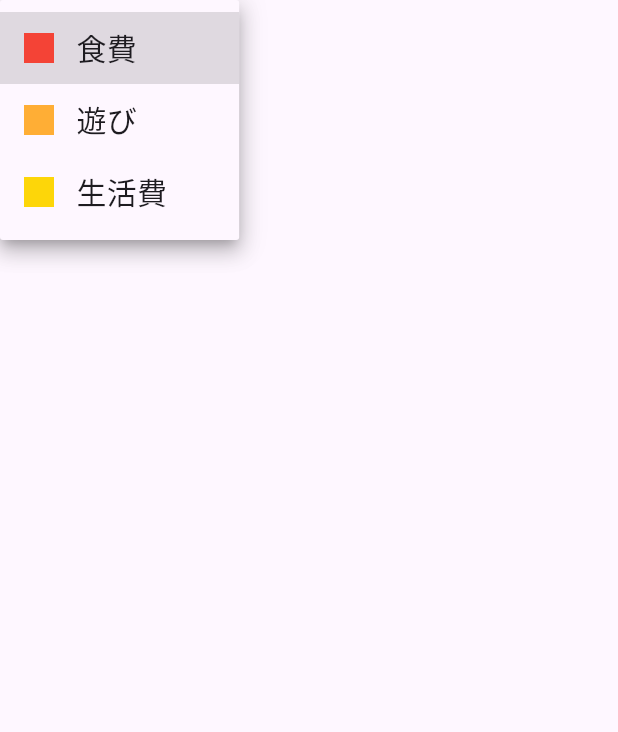
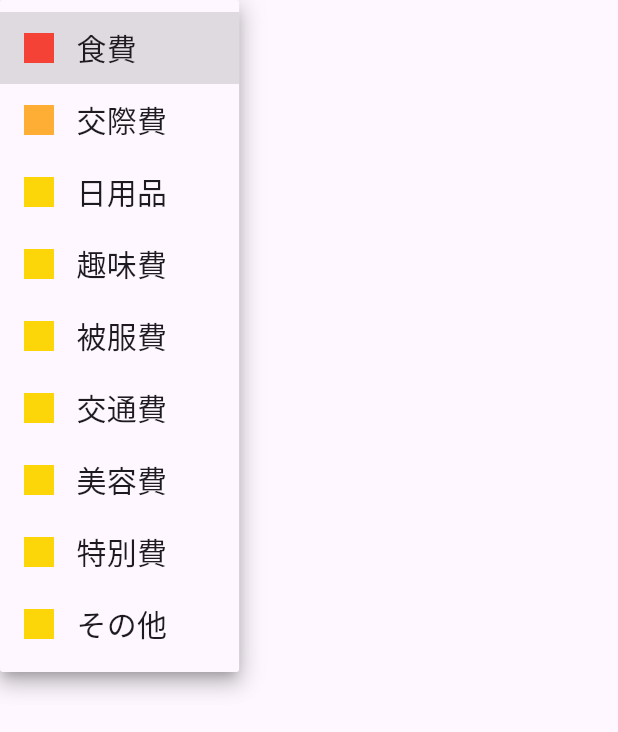
Before and after one commit to Ittalian/flutter_share_kakeibo, a Flutter app: the DropdownButtonMenu widget shown alone on an empty page, opened directly with empty values, after a tap on "食費", on a phone screen of 412 x 824 dp. Shown: the top 732 px of the screen. Run offline on Flutter 3.47's test engine with Material 3 defaults, Android fonts, the light colour scheme and no system bars; our stand-ins replace cloud_firestore, firebase_core, fl_chart, flutter_hooks, table_calendar; accounts and stored records are empty.

Commit message:
ディレクトリ整理

```diff
--- a/lib/calendar.dart
+++ b/lib/calendar/calendar.dart
@@ -3,8 +3,8 @@ import 'package:flutter_hooks/flutter_hooks.dart';
 import 'package:share_kakeibo/main.dart';
 import 'package:table_calendar/table_calendar.dart';
 import 'package:cloud_firestore/cloud_firestore.dart';
-import 'budget_confirmation.dart';
-import 'price_list.dart';
+import 'confirmation/budget_confirmation.dart';
+import '../price_list.dart';
 import 'package:intl/intl.dart';
 import 'loading_dialog.dart';
 import 'dart:collection';
--- a/lib/budget_confirmation.dart
+++ b/lib/calendar/confirmation/budget_confirmation.dart
@@ -1,7 +1,7 @@
 import 'package:flutter/material.dart';
 import 'package:flutter/widgets.dart';
-import 'pie_chart_draw.dart';
-import 'bar_chart_draw.dart';
+import '../../fl_chart/pie_chart_draw.dart';
+import '../../fl_chart/bar_chart_draw.dart';
 import 'package:share_kakeibo/main.dart';
 
 class BudgetConfirmation extends StatefulWidget {
--- /dev/null
+++ b/lib/calendar/confirmation/dropdown_menu/dropdown_button_menu.dart
@@ -0,0 +1,185 @@
+import 'package:flutter/material.dart';
+
+class DropdownButtonMenu extends StatefulWidget {
+  final String currentCategory;
+  final Function(String value) notifyParent;
+  const DropdownButtonMenu(
+      {super.key, required this.currentCategory, required this.notifyParent});
+
+  @override
+  State<DropdownButtonMenu> createState() => _DropdownButtonMenuState();
+}
+
+class _DropdownButtonMenuState extends State<DropdownButtonMenu> {
+  String? isSelectedValue = '食費';
+
+  @override
+  Widget build(BuildContext context) {
+    return DropdownButton(
+      items: [
+        DropdownMenuItem(
+          value: '食費',
+          child: Row(children: [
+            Container(
+              width: 20,
+              height: 20,
+              color: Colors.red,
+            ),
+            const Padding(padding: EdgeInsets.only(left: 15)),
+            const Text(
+              '食費',
+              style: TextStyle(
+                fontSize: 20,
+              ),
+            ),
+          ]),
+        ),
+        DropdownMenuItem(
+          value: '交際費',
+          child: Row(
+            children: [
+              Container(
+                width: 20,
+                height: 20,
+                color: const Color(0xFFFFAE35),
+              ),
+              const Padding(padding: EdgeInsets.only(left: 15)),
+              const Text(
+                '交際費',
+                style: TextStyle(
+                  fontSize: 20,
+                ),
+              ),
+            ],
+          ),
+        ),
+        DropdownMenuItem(
+          value: '日用品',
+          child: Row(children: [
+            Container(
+              width: 20,
+              height: 20,
+              color: const Color(0xFFFDD609),
+            ),
+            const Padding(padding: EdgeInsets.only(left: 15)),
+            const Text(
+              '日用品',
+              style: TextStyle(
+                fontSize: 20,
+              ),
+            ),
+          ]),
+        ),
+        DropdownMenuItem(
+          value: '趣味費',
+          child: Row(children: [
+            Container(
+              width: 20,
+              height: 20,
+              color: const Color(0xFFFDD609),
+            ),
+            const Padding(padding: EdgeInsets.only(left: 15)),
+            const Text(
+              '趣味費',
+              style: TextStyle(
+                fontSize: 20,
+              ),
+            ),
+          ]),
+        ),
+        DropdownMenuItem(
+          value: '被服費',
+          child: Row(children: [
+            Container(
+              width: 20,
+              height: 20,
+              color: const Color(0xFFFDD609),
+            ),
+            const Padding(padding: EdgeInsets.only(left: 15)),
+            const Text(
+              '被服費',
+              style: TextStyle(
+                fontSize: 20,
+              ),
+            ),
+          ]),
+        ),
+        DropdownMenuItem(
+          value: '交通費',
+          child: Row(children: [
+            Container(
+              width: 20,
+              height: 20,
+              color: const Color(0xFFFDD609),
+            ),
+            const Padding(padding: EdgeInsets.only(left: 15)),
+            const Text(
+              '交通費',
+              style: TextStyle(
+                fontSize: 20,
+              ),
+            ),
+          ]),
+        ),
+        DropdownMenuItem(
+          value: '美容費',
+          child: Row(children: [
+            Container(
+              width: 20,
+              height: 20,
+              color: const Color(0xFFFDD609),
+            ),
+            const Padding(padding: EdgeInsets.only(left: 15)),
+            const Text(
+              '美容費',
+              style: TextStyle(
+                fontSize: 20,
+              ),
+            ),
+          ]),
+        ),
+        DropdownMenuItem(
+          value: '特別費',
+          child: Row(children: [
+            Container(
+              width: 20,
+              height: 20,
+              color: const Color(0xFFFDD609),
+            ),
+            const Padding(padding: EdgeInsets.only(left: 15)),
+            const Text(
+              '特別費',
+              style: TextStyle(
+                fontSize: 20,
+              ),
+            ),
+          ]),
+        ),
+        DropdownMenuItem(
+          value: 'その他',
+          child: Row(children: [
+            Container(
+              width: 20,
+              height: 20,
+              color: const Color(0xFFFDD609),
+            ),
+            const Padding(padding: EdgeInsets.only(left: 15)),
+            const Text(
+              'その他',
+              style: TextStyle(
+                fontSize: 20,
+              ),
+            ),
+          ]),
+        ),
+      ],
+      value: isSelectedValue,
+      onChanged: (String? value) {
+        setState(() {
+          isSelectedValue = value!;
+        });
+        widget.notifyParent(value!);
+      },
+    );
+  }
+}
--- a/lib/dropdown_button_menu.dart
+++ /dev/null
@@ -1,83 +0,0 @@
-import 'package:flutter/material.dart';
-
-class DropdownButtonMenu extends StatefulWidget {
-  final String currentCategory;
-  final Function(String value) notifyParent;
-  const DropdownButtonMenu(
-      {super.key, required this.currentCategory, required this.notifyParent});
-
-  @override
-  State<DropdownButtonMenu> createState() => _DropdownButtonMenuState();
-}
-
-class _DropdownButtonMenuState extends State<DropdownButtonMenu> {
-  String? isSelectedValue = '食費';
-
-  @override
-  Widget build(BuildContext context) {
-    return DropdownButton(
-      items: [
-        DropdownMenuItem(
-          value: '食費',
-          child: Row(children: [
-            Container(
-              width: 20,
-              height: 20,
-              color: Colors.red,
-            ),
-            const Padding(padding: EdgeInsets.only(left: 15)),
-            const Text(
-              '食費',
-              style: TextStyle(
-                fontSize: 20,
-              ),
-            ),
-          ]),
-        ),
-        DropdownMenuItem(
-          value: '遊び',
-          child: Row(
-            children: [
-              Container(
-                width: 20,
-                height: 20,
-                color: const Color(0xFFFFAE35),
-              ),
-              const Padding(padding: EdgeInsets.only(left: 15)),
-              const Text(
-                '遊び',
-                style: TextStyle(
-                  fontSize: 20,
-                ),
-              ),
-            ],
-          ),
-        ),
-        DropdownMenuItem(
-          value: '生活費',
-          child: Row(children: [
-            Container(
-              width: 20,
-              height: 20,
-              color: const Color(0xFFFDD609),
-            ),
-            const Padding(padding: EdgeInsets.only(left: 15)),
-            const Text(
-              '生活費',
-              style: TextStyle(
-                fontSize: 20,
-              ),
-            ),
-          ]),
-        ),
-      ],
-      value: isSelectedValue,
-      onChanged: (String? value) {
-        setState(() {
-          isSelectedValue = value!;
-        });
-        widget.notifyParent(value!);
-      },
-    );
-  }
-}
--- a/lib/main.dart
+++ b/lib/main.dart
@@ -1,8 +1,8 @@
 import 'package:flutter/material.dart';
 import 'package:intl/date_symbol_data_local.dart';
-import 'home.dart';
-import 'registration.dart';
-import 'calendar.dart';
+import 'home/home.dart';
+import 'registration/registration.dart';
+import 'calendar/calendar.dart';
 import 'buttom_navigation_bar.dart';
 import 'package:firebase_core/firebase_core.dart';
 import 'firebase_options.dart';
--- a/lib/registration.dart
+++ b/lib/registration/registration.dart
@@ -1,7 +1,7 @@
 import 'package:cloud_firestore/cloud_firestore.dart';
 import 'package:flutter/material.dart';
-import 'dropdown_button_menu.dart';
-import 'user_dropdown_button_menu.dart';
+import '../calendar/confirmation/dropdown_menu/dropdown_button_menu.dart';
+import '../calendar/confirmation/dropdown_menu/user_dropdown_button_menu.dart';
 
 class Registration extends StatefulWidget {
   const Registration({super.key});
```
Also changed, not shown: lib/calendar/confirmation/dropdown_menu/user_dropdown_button_menu.dart (renamed from lib/user_dropdown_button_menu.dart), lib/calendar/loading_dialog.dart (renamed from lib/loading_dialog.dart), lib/fl_chart/bar_chart_draw.dart (renamed from lib/bar_chart_draw.dart), lib/fl_chart/pie_chart_draw.dart (renamed from lib/pie_chart_draw.dart), lib/home/home.dart (renamed from lib/home.dart).
